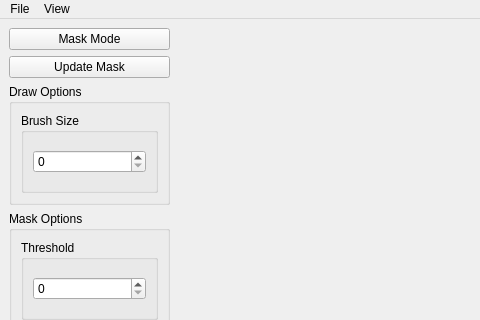
Old version of the form earthmasker/gui/ui/RawImageGUI.ui in the repository hoffmaao/EarthMasker; both pictures show x 0 to 480 and y 0 to 320 of the 999 by 715 pixel window.
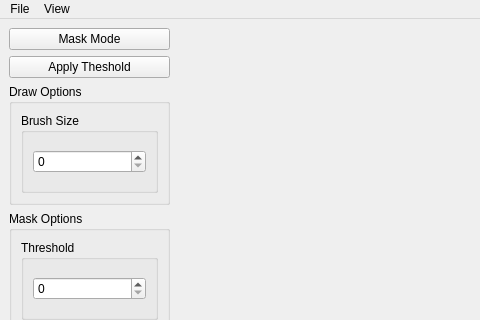
New version of the form. Custom widgets are drawn as their Qt base class.

The edit to the form file:
```diff
--- a/earthmasker/gui/ui/RawImageGUI.ui
+++ b/earthmasker/gui/ui/RawImageGUI.ui
@@ -42,7 +42,7 @@
          </size>
         </property>
         <property name="text">
-         <string>Update Mask</string>
+         <string>Apply Theshold</string>
         </property>
        </widget>
       </item>
```
Left out of the diff: 6 changed lines with no effect on the pictures.
